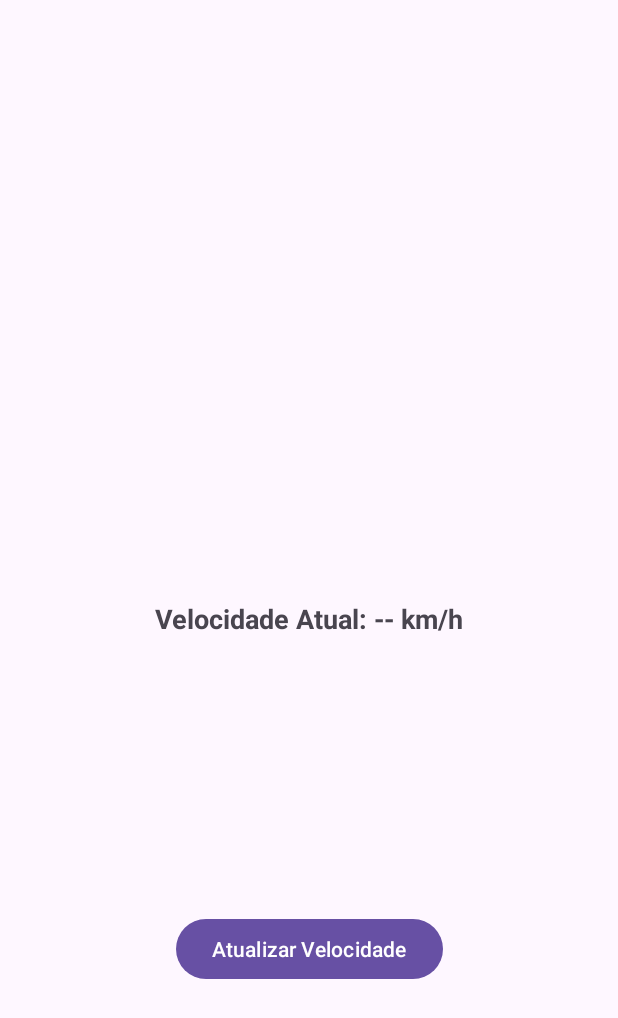
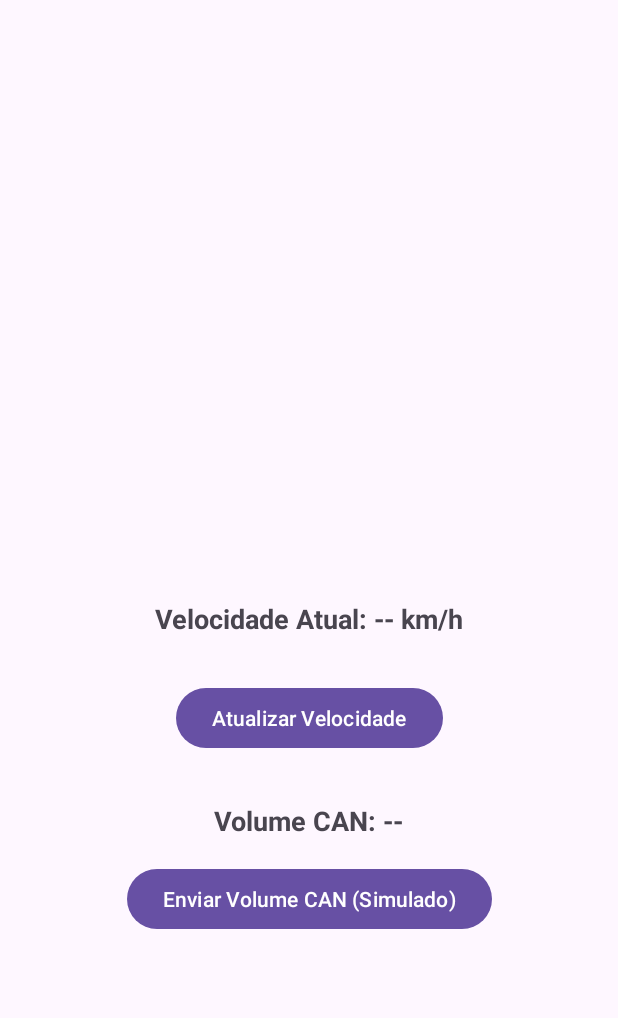
Before and after one commit to leandroSubtractive/sistema_embarcado, an Android app: the screen it shows after launch (MainActivity), on a phone screen of 412 x 824 dp. Shown: the top 1018 px of the screen. Run offline under Robolectric (Android 15) with nearby library versions, the phone set to English and light mode, and no system bars.

Commit message:
[dc-5] Adds new textview and button

```diff
--- a/aosp/src/apps/VehicleEqualizerApp/app/src/main/res/layout/activity_main.xml
+++ b/aosp/src/apps/VehicleEqualizerApp/app/src/main/res/layout/activity_main.xml
@@ -28,6 +28,28 @@
         app:layout_constraintBottom_toBottomOf="parent"
         app:layout_constraintEnd_toEndOf="parent"
         app:layout_constraintStart_toStartOf="parent"
-        app:layout_constraintTop_toBottomOf="@+id/speedLabel" />
+        app:layout_constraintTop_toBottomOf="@+id/speedLabel"
+        app:layout_constraintVertical_bias="0.041" />
+
+    <TextView
+        android:id="@+id/canVolumeLabel"
+        android:layout_width="wrap_content"
+        android:layout_height="wrap_content"
+        android:text="Volume CAN: --"
+        android:textSize="18sp"
+        android:textStyle="bold"
+        app:layout_constraintStart_toStartOf="parent"
+        app:layout_constraintEnd_toEndOf="parent"
+        app:layout_constraintTop_toBottomOf="@+id/readSpeedButton"
+        android:layout_marginTop="32dp" />
+    <Button
+        android:id="@+id/sendCanVolumeButton"
+        android:layout_width="wrap_content"
+        android:layout_height="wrap_content"
+        android:text="Enviar Volume CAN (Simulado)"
+        app:layout_constraintStart_toStartOf="parent"
+        app:layout_constraintEnd_toEndOf="parent"
+        app:layout_constraintTop_toBottomOf="@+id/canVolumeLabel"
+        android:layout_marginTop="16dp" />
 
 </androidx.constraintlayout.widget.ConstraintLayout>
```
